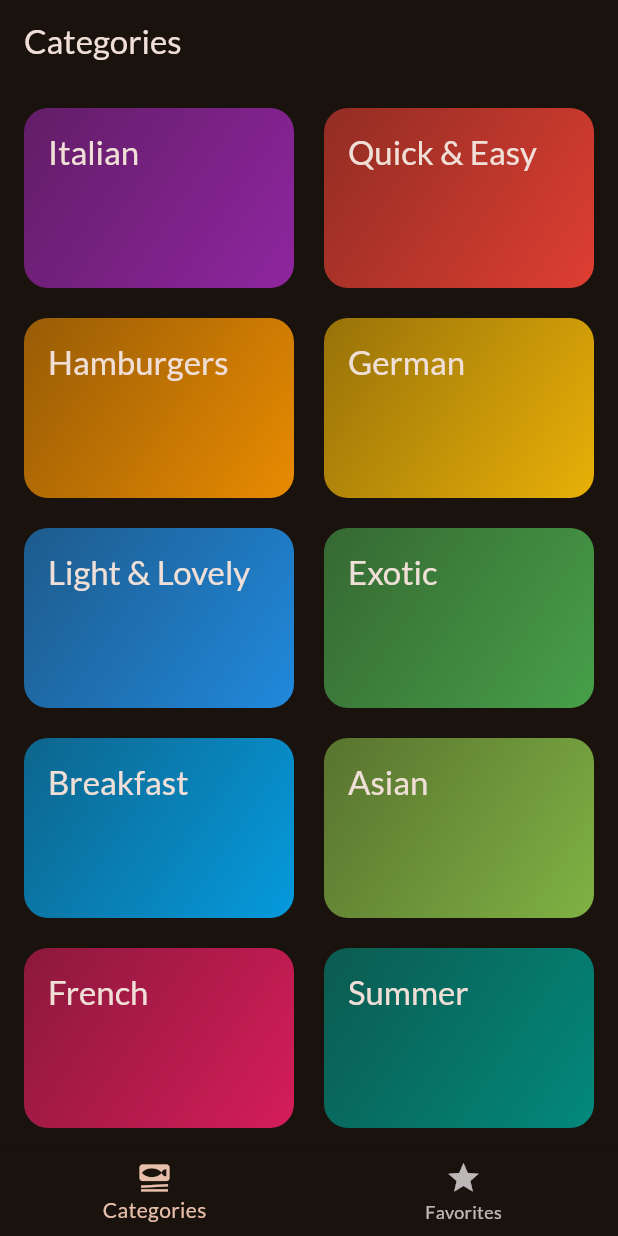
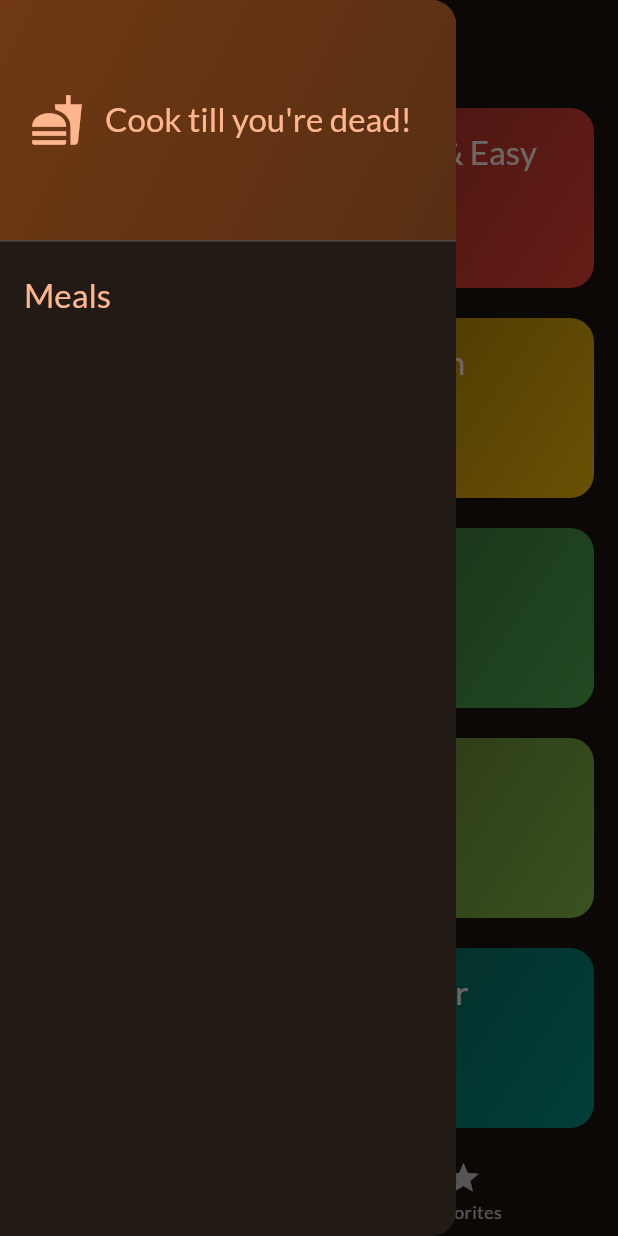
Before and after one commit to sevdenuragba/meals_app, a Flutter app: the screen it shows after launch, with the side drawer open (before the commit the screen has no drawer), on a phone screen of 412 x 824 dp. Run offline on Flutter 3.47's test engine with Material 2 defaults, Android fonts, the phone set to English and light mode, and no system bars; our stand-ins replace google_fonts, transparent_image.

Commit message:
Initial commit

```diff
--- a/lib/screens/meal_details.dart
+++ b/lib/screens/meal_details.dart
@@ -17,7 +17,7 @@ class MealDetailsScreen extends StatelessWidget {
             onPressed: () {
               onToggleFavorite(meal);
             },
-            icon: const Icon(Icons.star),
+            icon: const Icon(Icons.star,),
           ),
         ],
         title: Text(meal.title),
--- a/lib/screens/tabs.dart
+++ b/lib/screens/tabs.dart
@@ -2,6 +2,7 @@ import 'package:flutter/material.dart';
 import 'package:meals/models/meal.dart';
 import 'package:meals/screens/categories.dart';
 import 'package:meals/screens/meals.dart';
+import 'package:meals/widgets/main_drawer.dart';
 
 class TabsScreen extends StatefulWidget {
   const TabsScreen({super.key});
@@ -56,6 +57,7 @@ class _TabsScreenState extends State<TabsScreen> {
     }
 
     return Scaffold(
+      drawer: const MainDrawer(),
       appBar: AppBar(
         title: Text(
           activePageTitle,
--- /dev/null
+++ b/lib/widgets/main_drawer.dart
@@ -0,0 +1,47 @@
+import 'package:flutter/material.dart';
+
+class MainDrawer extends StatelessWidget {
+  const MainDrawer({super.key});
+
+  @override
+  Widget build(BuildContext context) {
+    return Drawer(
+      child: Column(
+        children: [
+          DrawerHeader(
+            padding: const EdgeInsets.all(20),
+            decoration: BoxDecoration(
+              gradient: LinearGradient(colors: [
+                Theme.of(context).colorScheme.primaryContainer,
+                Theme.of(context).colorScheme.primaryContainer.withOpacity(0.7)
+              ], begin: Alignment.topLeft, end: Alignment.bottomRight),
+            ),
+            child: Row(
+              children: [
+                Icon(
+                  Icons.fastfood,
+                  size: 36,
+                  color: Theme.of(context).colorScheme.primary,
+                ),
+                const SizedBox(
+                  width: 14,
+                ),
+                Text("Cook till you're dead!",
+                    style: Theme.of(context).textTheme.titleLarge!.copyWith(
+                          color: Theme.of(context).colorScheme.primary,
+                        )),
+              ],
+            ),
+          ),
+          ListTile(
+              title: Text(
+            'Meals',
+            style: Theme.of(context).textTheme.titleLarge!.copyWith(
+                  color: Theme.of(context).colorScheme.primary,
+                ),
+          )),
+        ],
+      ),
+    );
+  }
+}
```
